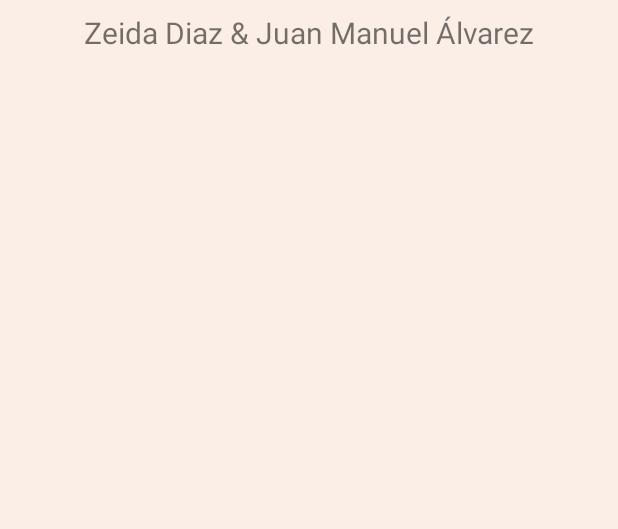
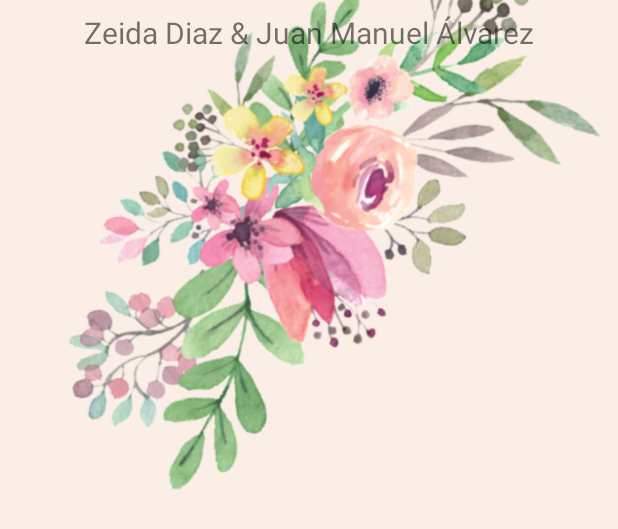
Before and after one commit to alexym/Z_A_MiBoda, an Android app: the layout fragment_slideshow.xml on its own in the app's theme, with its tools: preview values and no code run, on a phone screen of 412 x 824 dp. Shown: the top 529 px of the screen. Run offline under Robolectric (Android 15) with nearby library versions, the phone set to English and light mode, and no system bars; Roboto replaces fonts that are not available here.

Commit message:
se implementan flores para sugerencias

```diff
--- a/app/src/main/res/layout/fragment_slideshow.xml
+++ b/app/src/main/res/layout/fragment_slideshow.xml
@@ -6,6 +6,12 @@
     android:layout_height="match_parent"
     android:background="@color/back"
     tools:context=".ui.tomanota.TomaNotaFragment">
+    <ImageView
+        android:id="@+id/top_corner"
+        android:layout_width="match_parent"
+        android:layout_height="wrap_content"
+        android:rotation="135"
+        android:src="@drawable/corners_flowers" />
 
     <androidx.core.widget.NestedScrollView
         android:id="@+id/scroll_ns"
```
Also changed, not shown: app/src/main/res/drawable/corners_flowers.png (added).
